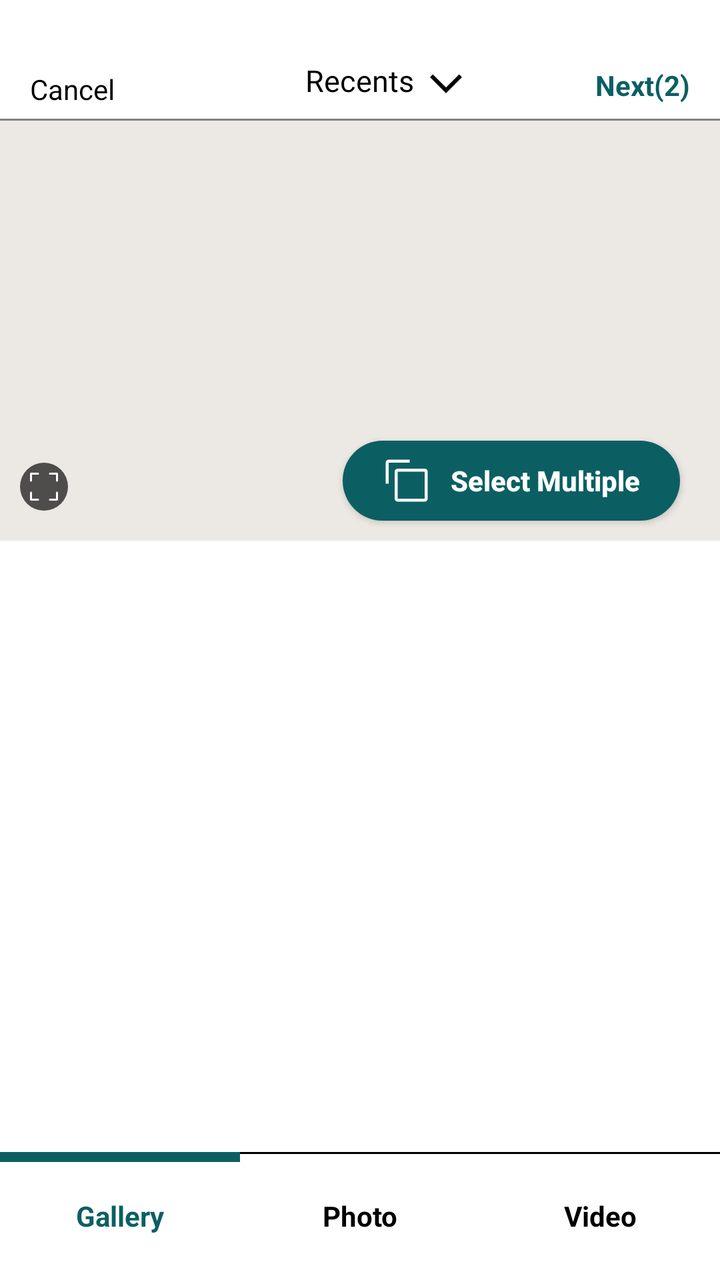
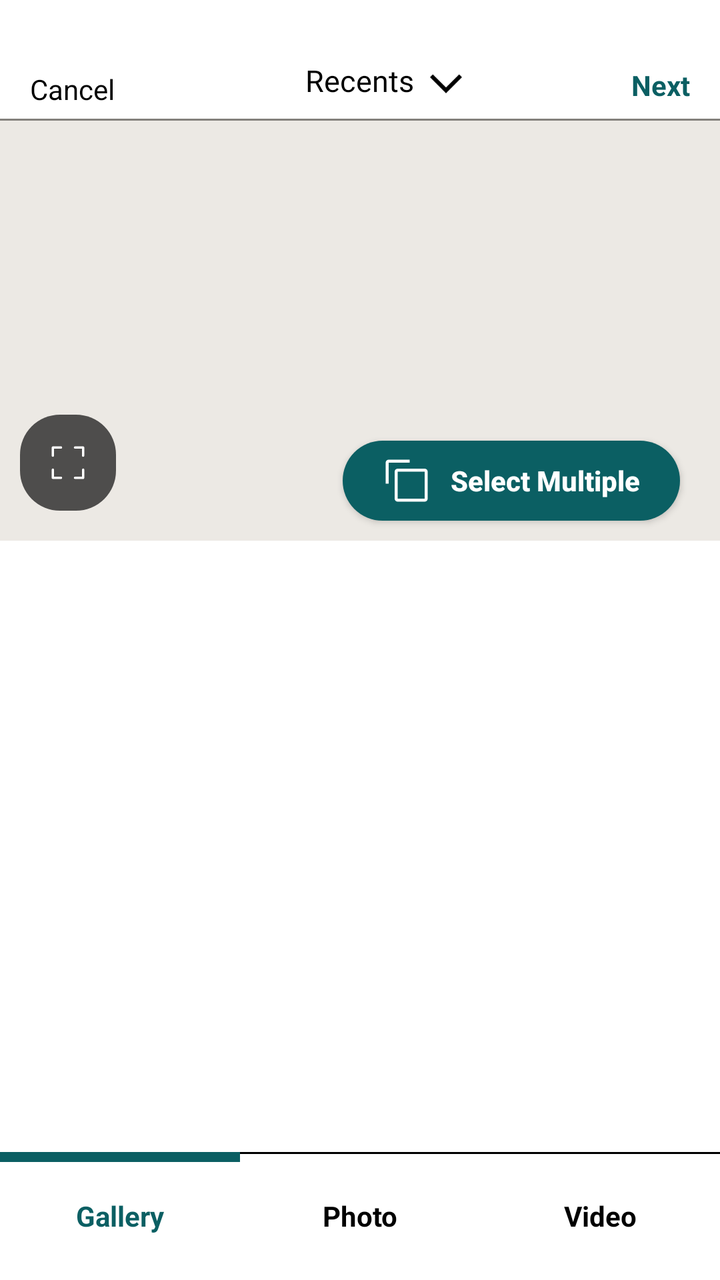

The first picture is an Android layout as it rendered before a commit; the second is the same layout after the commit. The layout source and the unified diff follow.
<!-- AndroidManifest.xml: application theme Theme.Kinnect -->
<!-- res/layout/picture_send_screen.xml -->
<?xml version="1.0" encoding="utf-8"?>
<LinearLayout xmlns:android="http://schemas.android.com/apk/res/android"
    android:layout_width="match_parent"
    android:layout_height="match_parent"
    android:background="@color/white"
    android:orientation="vertical">

    <RelativeLayout
        android:id="@+id/RL1"
        android:layout_marginTop="20dp"
        android:layout_width="match_parent"
        android:layout_height="wrap_content"
        android:background="@drawable/one_sided_black_border">

        <TextView
            android:id="@+id/recents_textview"
            android:layout_width="wrap_content"
            android:layout_height="wrap_content"
            android:text="@string/recents"
            android:textColor="@color/black"
            android:layout_centerHorizontal="true"
            android:layout_marginTop="10dp"
            android:fontFamily="@font/logo_text_bold"
            android:textSize="15sp"
            android:layout_marginBottom="10dp"
            android:layout_alignParentTop="true"/>

        <ImageView
            android:layout_toEndOf="@id/recents_textview"
            android:layout_width="wrap_content"
            android:layout_height="wrap_content"
            android:src="@drawable/arrow_down"
            android:layout_marginStart="4dp"
            android:layout_marginTop="5dp"
            android:scaleY="0.8"
            android:scaleX="0.8"
            android:contentDescription="@string/most_relevant"/>

        <TextView
            android:id="@+id/cancel_text"
            android:layout_width="wrap_content"
            android:layout_height="wrap_content"
            android:text="@string/cancel"
            android:textColor="@color/black"
            android:layout_alignParentStart="true"
            android:layout_marginStart="15dp"
            android:layout_marginTop="15dp" />

        <TextView
            android:id="@+id/most_relevant_text"
            android:layout_width="wrap_content"
            android:layout_height="wrap_content"
            android:text="@string/next_2"
            android:textColor="@color/SeaGreen"
            android:textStyle="bold"
            android:layout_alignParentEnd="true"
            android:layout_marginStart="15dp"
            android:layout_marginTop="13dp"
            android:layout_marginEnd="15dp"/>

    </RelativeLayout>

    <RelativeLayout
        android:id="@+id/current_picture"
        android:layout_width="match_parent"
        android:layout_height="210dp"
        android:background="@color/LightBeige">

        <ImageView
            android:id="@+id/previewImage"
            android:layout_width="match_parent"
            android:layout_height="match_parent"
            android:contentDescription="@string/selected_photo"
            android:scaleType="centerCrop"/>

        <ImageView
            android:id="@+id/previewVideoBadge"
            android:layout_width="48dp"
            android:layout_height="48dp"
            android:layout_centerInParent="true"
            android:background="@drawable/translucent_circle"
            android:contentDescription="@string/video"
            android:padding="12dp"
            android:src="@drawable/video_camera"
            android:visibility="gone"
            android:tint="@color/white"/>

        <ImageView
            android:layout_width="wrap_content"
            android:layout_height="wrap_content"
            android:layout_alignParentBottom="true"
            android:layout_alignParentStart="true"
            android:src="@drawable/scan_icon"
            android:layout_marginStart="10dp"
            android:layout_marginBottom="15dp"
            android:background="@drawable/scan_button_background"/>

        <Button
            android:layout_width="wrap_content"
            android:layout_height="40dp"
            android:background="@drawable/button_border_log_in"
            android:layout_alignParentBottom="true"
            android:layout_alignParentEnd="true"
            android:layout_marginEnd="20dp"
            android:layout_marginBottom="10dp"
            android:id="@+id/btnSelectMultiple"
            android:text="@string/select_multiple"
            android:textAllCaps="false"
            android:paddingEnd="20dp"
            android:drawableStart="@drawable/copy_icon"
            android:drawablePadding="10dp"
            android:paddingStart="20dp"
            android:textColor="@color/white"
            android:textStyle="bold"
            android:textAlignment="textEnd"/>

    </RelativeLayout>

    <FrameLayout
        android:layout_width="match_parent"
        android:layout_height="0dp"
        android:layout_weight="1">

        <androidx.recyclerview.widget.RecyclerView
            android:id="@+id/grid"
            android:layout_width="match_parent"
            android:layout_height="match_parent"
            android:clipToPadding="false"
            android:padding="1dp" />

        <TextView
            android:id="@+id/empty"
            android:layout_width="match_parent"
            android:layout_height="wrap_content"
            android:layout_gravity="center"
            android:gravity="center"
            android:padding="24dp"
            android:text="@string/picker_permission"
            android:textColor="@color/gray"
            android:visibility="gone" />
    </FrameLayout>

    <LinearLayout
        android:layout_width="match_parent"
        android:layout_height="wrap_content"
        android:orientation="horizontal">

        <TextView
            android:id="@+id/tabGallery"
            android:layout_width="0dp"
            android:layout_height="64dp"
            android:layout_weight="1"
            android:gravity="center"
            android:text="@string/gallery"
            android:textStyle="bold"
            android:textColor="@color/SeaGreen"
            android:background="@drawable/one_sided_border_seagreen_upper"/>

        <TextView
            android:id="@+id/tabPhoto"
            android:layout_width="0dp"
            android:layout_height="64dp"
            android:layout_weight="1"
            android:text="@string/photo"
            android:textStyle="bold"
            android:textColor="@color/black"
            android:gravity="center"
            android:background="@drawable/one_sided_border_black_upper"/>

        <TextView
            android:id="@+id/tabVideo"
            android:layout_width="0dp"
            android:layout_height="64dp"
            android:layout_weight="1"
            android:text="@string/video"
            android:textStyle="bold"
            android:textColor="@color/black"
            android:gravity="center"
            android:background="@drawable/one_sided_border_black_upper"/>

    </LinearLayout>

</LinearLayout>
<!-- resources referenced by this layout -->
<resources>
  <color name="LightBeige">#ECE9E4</color>
  <color name="SeaGreen">#0B5F63</color>
  <color name="black">#FF000000</color>
  <color name="gray">#8B898E</color>
  <color name="white">#FFFFFFFF</color>
  <!-- drawable button_border_log_in (drawable) -->
  <?xml version="1.0" encoding="utf-8"?>
  
  <selector xmlns:android="http://schemas.android.com/apk/res/android">
  
      <item><shape>
  
          <gradient
              android:startColor="@color/SeaGreen"
              android:endColor="@color/SeaGreen"/>
  
          <corners android:radius="20dp" />
  
  
      </shape></item>
  
  </selector>
  <!-- drawable copy_icon (drawable) -->
  <vector xmlns:android="http://schemas.android.com/apk/res/android" android:height="24dp" android:viewportHeight="32" android:viewportWidth="32" android:width="24dp">
        
      <path android:fillColor="@color/white" android:pathData="M28,10v18L10,28L10,10zM28,8L10,8a2,2 0,0 0,-2 2v18a2,2 0,0 0,2 2h18a2,2 0,0 0,2 -2L30,10a2,2 0,0 0,-2 -2"/>
        
      <path android:fillColor="@color/white" android:pathData="M4,18H2V4a2,2 0,0 1,2 -2h14v2H4Z"/>
      
  </vector>
  <!-- drawable one_sided_black_border (drawable) -->
  <?xml version="1.0" encoding="utf-8"?>
  <layer-list xmlns:android="http://schemas.android.com/apk/res/android">
      <item android:top="-2dp" android:right="-2dp" android:left="-2dp">
          <shape android:shape="rectangle">
              <solid android:color="@color/white"/>
              <stroke android:width="1dp" android:color="@color/LightBrown"/>
          </shape>
      </item>
  </layer-list>
  <!-- drawable one_sided_border_black_upper (drawable) -->
  <?xml version="1.0" encoding="utf-8"?>
  
  <layer-list xmlns:android="http://schemas.android.com/apk/res/android">
      <item>
          <shape android:shape="rectangle">
              <solid android:color="@color/black" />
          </shape>
      </item>
      <item android:top="3px">
          <shape android:shape="rectangle">
              <solid android:color="@color/white" />
          </shape>
      </item>
  </layer-list>
  <!-- drawable one_sided_border_seagreen_upper (drawable) -->
  <?xml version="1.0" encoding="utf-8"?>
  
  <layer-list xmlns:android="http://schemas.android.com/apk/res/android">
      <item>
          <shape android:shape="rectangle">
              <solid android:color="@color/SeaGreen" />
          </shape>
      </item>
      <item android:top="15px">
          <shape android:shape="rectangle">
              <solid android:color="@color/white" />
          </shape>
      </item>
  </layer-list>
  <!-- drawable scan_button_background (drawable) -->
  <?xml version="1.0" encoding="utf-8"?>
  
  <selector xmlns:android="http://schemas.android.com/apk/res/android">
  
      <item><shape>
  
          <solid android:color="@color/transparentblack"/>
  
          <corners android:radius="20dp" />
  
  
      </shape></item>
  
  </selector>
  <!-- drawable translucent_circle (drawable) -->
  <shape xmlns:android="http://schemas.android.com/apk/res/android"
      android:shape="oval">
  
      <solid android:color="@color/transparentgray"/>
  
  </shape>
  <string name="cancel">Cancel</string>
  <string name="gallery">Gallery</string>
  <string name="most_relevant">Most relevant</string>
  <string name="next_2">Next(2)</string>
  <string name="photo">Photo</string>
  <string name="picker_permission">Allow access to your photos to pick from your gallery, or tap here to use the system picker.</string>
  <string name="recents">Recents</string>
  <string name="select_multiple">Select Multiple</string>
  <string name="selected_photo">Selected photo</string>
  <string name="video">Video</string>
  <style name="Theme.Kinnect" parent="Base.Theme.Kinnect" />
  <color name="LightBrown">#84817C</color>
  <color name="transparentblack">#aa000000</color>
  <color name="transparentgray">#59000000</color>
  <style name="Base.Theme.Kinnect" parent="Theme.AppCompat.Light.NoActionBar">
          
          
      </style>
  <!-- unchanged entries left out for length: 3 -->
</resources>

<!-- the commit's change to res/layout/picture_send_screen.xml (unified diff, before → after) -->
@@ -26,6 +26,7 @@
             android:layout_alignParentTop="true"/>
 
         <ImageView
+            android:id="@+id/albumArrow"
             android:layout_toEndOf="@id/recents_textview"
             android:layout_width="wrap_content"
             android:layout_height="wrap_content"
@@ -50,7 +51,7 @@
             android:id="@+id/most_relevant_text"
             android:layout_width="wrap_content"
             android:layout_height="wrap_content"
-            android:text="@string/next_2"
+            android:text="Next"
             android:textColor="@color/SeaGreen"
             android:textStyle="bold"
             android:layout_alignParentEnd="true"
@@ -86,8 +87,11 @@
             android:tint="@color/white"/>
 
         <ImageView
-            android:layout_width="wrap_content"
-            android:layout_height="wrap_content"
+            android:id="@+id/adjustPhoto"
+            android:contentDescription="Adjust photo"
+            android:layout_width="48dp"
+            android:layout_height="48dp"
+            android:padding="10dp"
             android:layout_alignParentBottom="true"
             android:layout_alignParentStart="true"
             android:src="@drawable/scan_icon"
<!-- resource entries referenced after the edit -->
@@ -95,7 +95,6 @@
   <string name="cancel">Cancel</string>
   <string name="gallery">Gallery</string>
   <string name="most_relevant">Most relevant</string>
-  <string name="next_2">Next(2)</string>
   <string name="photo">Photo</string>
   <string name="picker_permission">Allow access to your photos to pick from your gallery, or tap here to use the system picker.</string>
   <string name="recents">Recents</string>
